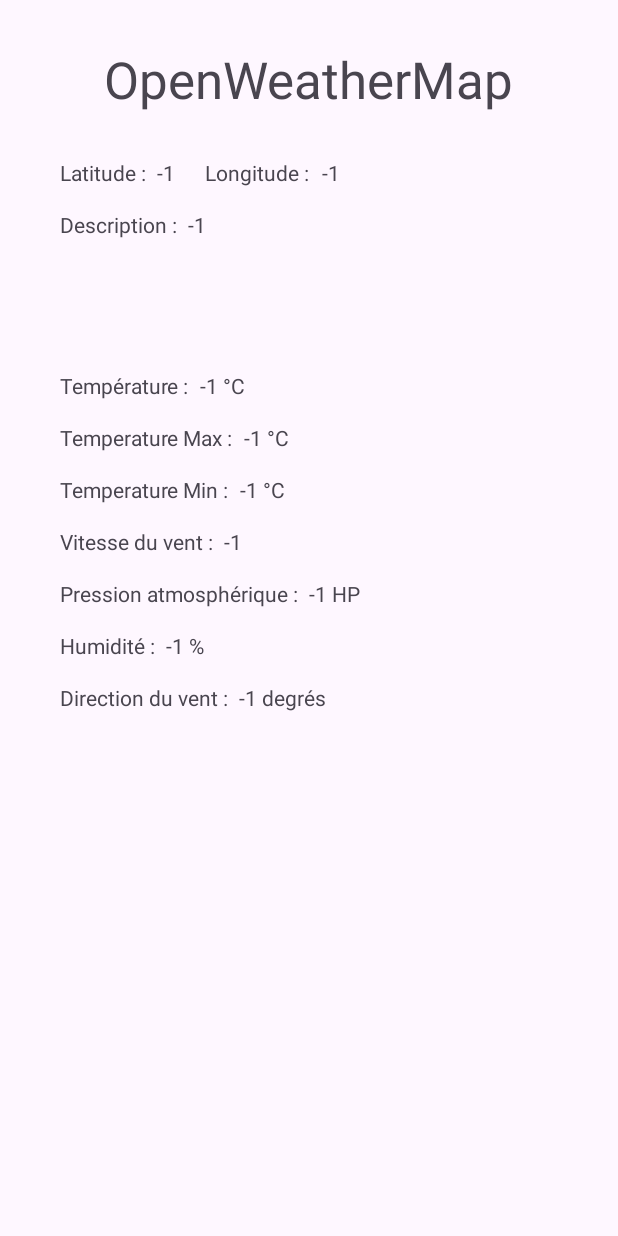
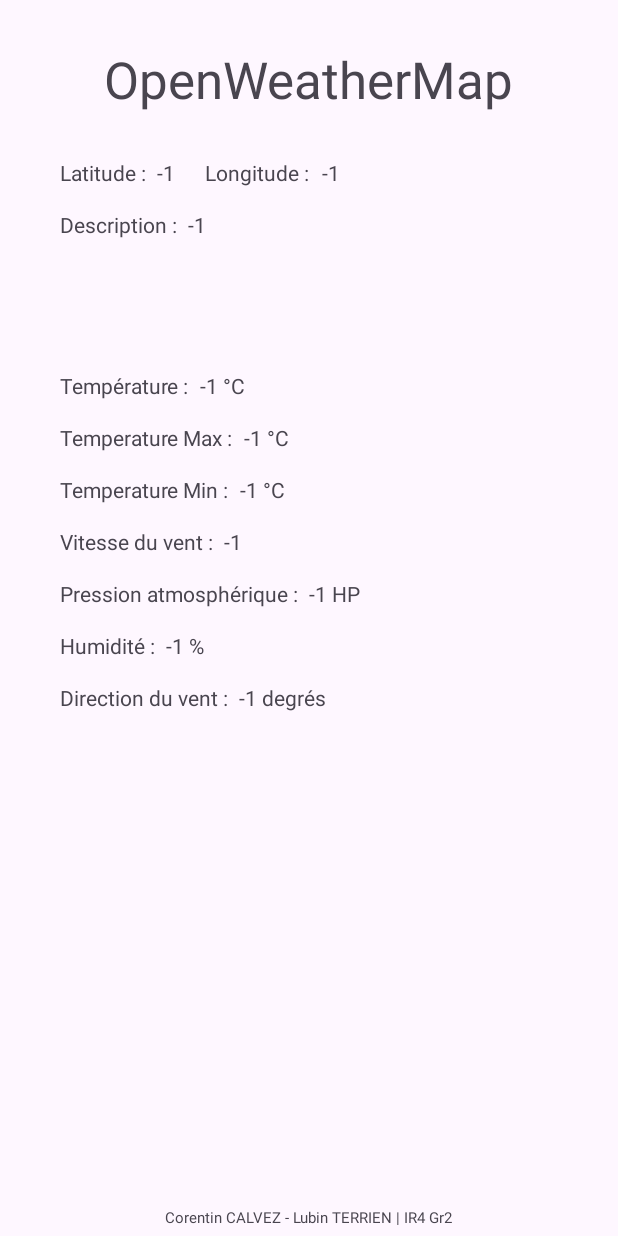
Before and after one commit to Lub123456/TPOpenWeather, an Android app: the screen it shows after launch (MainActivity), on a phone screen of 412 x 824 dp. Run offline under Robolectric (Android 15) with nearby library versions, the phone set to English and light mode, and no system bars; our stand-ins replace Volley; network calls fail.

Commit message:
feat: add names

```diff
--- a/app/src/main/res/layout/activity_main.xml
+++ b/app/src/main/res/layout/activity_main.xml
@@ -288,4 +288,16 @@
         app:layout_constraintStart_toEndOf="@+id/id_directionVent"
         app:layout_constraintTop_toTopOf="@+id/id_directionVent" />
 
+    <TextView
+        android:id="@+id/textView22"
+        android:layout_width="wrap_content"
+        android:layout_height="wrap_content"
+        android:layout_marginBottom="5dp"
+        android:text="Corentin CALVEZ - Lubin TERRIEN | IR4 Gr2"
+        android:textAppearance="@style/TextAppearance.AppCompat.Small"
+        android:textSize="10sp"
+        app:layout_constraintBottom_toBottomOf="parent"
+        app:layout_constraintEnd_toEndOf="parent"
+        app:layout_constraintStart_toStartOf="parent" />
+
 </androidx.constraintlayout.widget.ConstraintLayout>
```
